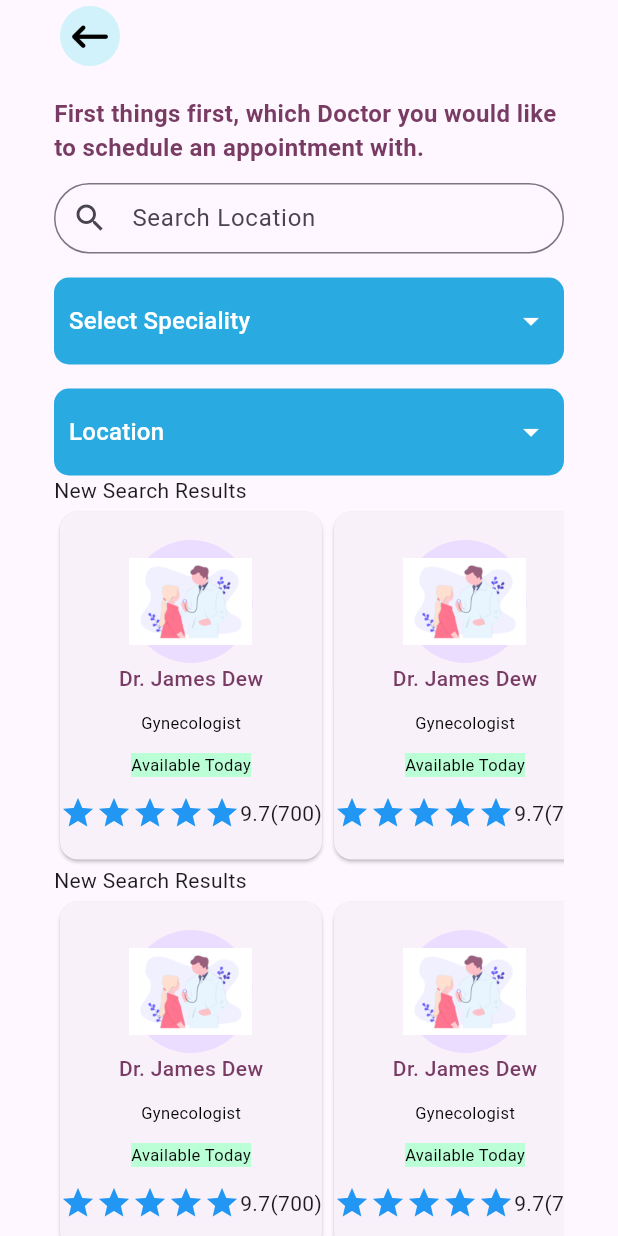
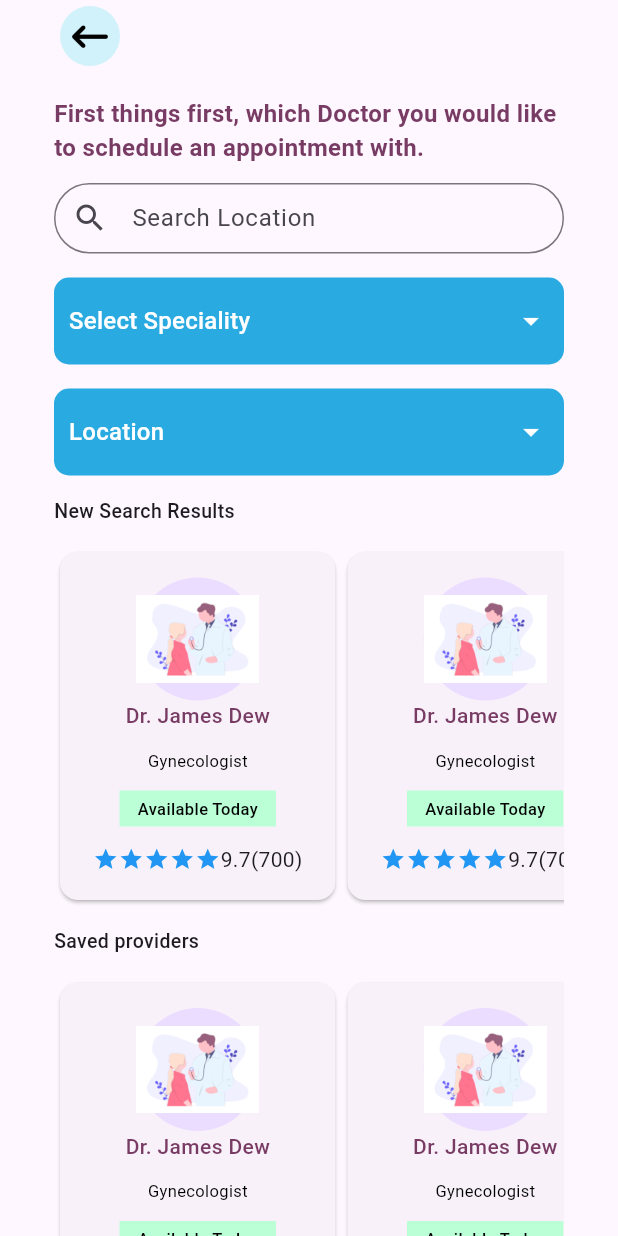
Before and after one commit to ogomaemmanuel/panacare, a Flutter app: the DoctorsSearchPage screen opened directly, on a phone screen of 412 x 824 dp. Run offline on Flutter 3.47's test engine with Material 3 defaults, Android fonts, the phone set to English and light mode, and no system bars; our stand-ins replace font_awesome_flutter, google_fonts, pinput.

Commit message:
styled doctors search page

```diff
--- a/lib/home/doctor_card.dart
+++ b/lib/home/doctor_card.dart
@@ -1,12 +1,21 @@
 import 'package:flutter/cupertino.dart';
 import 'package:flutter/material.dart';
+import 'package:flutter/widgets.dart';
+import 'package:panacare/home/doctor_details.dart';
 
 class DoctorCard extends StatelessWidget {
   const DoctorCard({super.key});
 
+  _goToBookingPage(BuildContext context) {
+    Navigator.push(context,
+        MaterialPageRoute(builder: (context) => const DoctorDetailsPage()));
+  }
+
   @override
   Widget build(BuildContext context) {
     return Card(
+      child: Padding(
+        padding: const EdgeInsets.symmetric(horizontal: 22.0),
         child: Column(
           mainAxisAlignment: MainAxisAlignment.center,
           crossAxisAlignment: CrossAxisAlignment.center,
@@ -15,8 +24,8 @@ class DoctorCard extends StatelessWidget {
             // you can also use cliprect, clip oval
             CircleAvatar(
               radius: 41,
-            child:
-            Image(image: AssetImage("assets/home/doctor_placeholder.png")),
+              child: Image(
+                  image: AssetImage("assets/home/doctor_placeholder.png")),
             ),
 
             Text(
@@ -32,18 +41,27 @@ class DoctorCard extends StatelessWidget {
               "Gynecologist",
               textAlign: TextAlign.center,
               style: TextStyle(
-                color: Colors.black, fontSize: 11, fontWeight: FontWeight.w400),
+                  color: Colors.black,
+                  fontSize: 11,
+                  fontWeight: FontWeight.w400),
             ),
             SizedBox(height: 12),
-          Container(
+            GestureDetector(
+              onTap: () => _goToBookingPage(context),
+              child: Container(
                 color: Color.fromRGBO(186, 255, 214, 1),
+                child: Padding(
+                  padding:
+                      const EdgeInsets.symmetric(vertical: 4.0, horizontal: 12),
                   child: Text(
                     "Available Today",
                     textAlign: TextAlign.center,
                     style: TextStyle(
                         color: Colors.black,
                         fontSize: 11,
-                  fontWeight: FontWeight.w400),
+                        fontWeight: FontWeight.w500),
+                  ),
+                ),
               ),
             ),
             SizedBox(height: 12),
@@ -52,12 +70,14 @@ class DoctorCard extends StatelessWidget {
                   5,
                   (index) => Icon(
                         Icons.star,
+                        size: 17,
                         color: Colors.blue,
                       )),
               Text("9.7(700)")
             ]),
           ],
         ),
+      ),
     );
   }
 }
--- a/lib/home/doctors_search_tabview.dart
+++ b/lib/home/doctors_search_tabview.dart
@@ -1,4 +1,3 @@
-
 import 'package:flutter/material.dart';
 
 import 'package:font_awesome_flutter/font_awesome_flutter.dart';
@@ -69,17 +68,18 @@ class _DoctorsSearchPageState extends State<DoctorsSearchPage> {
               ]),
             ),
             const SliverToBoxAdapter(
-              child:  Padding(
+              child: Padding(
                 padding: EdgeInsets.only(top: 12),
                 child: Row(
                   children: [
                     Flexible(
                       child: TextField(
                         decoration: InputDecoration(
-                            constraints: BoxConstraints(maxHeight:47),
+                            constraints: BoxConstraints(maxHeight: 47),
                             labelText: "Search Location",
                             border: OutlineInputBorder(
-                              borderRadius: BorderRadius.all(Radius.circular(49.0)),
+                              borderRadius:
+                                  BorderRadius.all(Radius.circular(49.0)),
                             ),
                             prefixIcon: Icon(Icons.search)),
                       ),
@@ -88,7 +88,6 @@ class _DoctorsSearchPageState extends State<DoctorsSearchPage> {
                 ),
               ),
             ),
-
             SliverToBoxAdapter(
               child: Row(
                 children: [
@@ -138,7 +137,8 @@ class _DoctorsSearchPageState extends State<DoctorsSearchPage> {
                   Expanded(
                     child: Container(
                       // color: Colors.blue,
-                      padding: EdgeInsets.symmetric(horizontal: 10, vertical: 5),
+                      padding:
+                          EdgeInsets.symmetric(horizontal: 10, vertical: 5),
                       decoration: BoxDecoration(
                           color: Color.fromRGBO(41, 170, 225, 1),
                           borderRadius: BorderRadius.circular(10)),
@@ -172,8 +172,16 @@ class _DoctorsSearchPageState extends State<DoctorsSearchPage> {
               ),
             ),
             const SliverToBoxAdapter(
+                child: Padding(
+                  padding: EdgeInsets.symmetric(vertical: 14.0),
                   child: Row(
-              children: [Text("New Search Results")],
+                                children: [Text("New Search Results",
+                                style: TextStyle(
+                  fontSize: 13,
+                  fontWeight: FontWeight.w500
+                                ),
+                                )],
+                              ),
                 )),
             SliverToBoxAdapter(
               child: Container(
@@ -182,17 +190,22 @@ class _DoctorsSearchPageState extends State<DoctorsSearchPage> {
                   scrollDirection: Axis.horizontal,
                   itemCount: 10,
                   itemBuilder: (context, index) {
-                    return Container(
-                      child: DoctorCard()
-                    );
+                    return Container(child: DoctorCard());
                   },
                 ),
               ),
             ),
-
             const SliverToBoxAdapter(
+                child: Padding(
+              padding: EdgeInsets.symmetric(vertical: 14),
               child: Row(
-                  children: [Text("New Search Results")],
+                children: [
+                  Text(
+                    "Saved providers",
+                    style: TextStyle(fontWeight: FontWeight.w500, fontSize: 13),
+                  )
+                ],
+              ),
             )),
             SliverToBoxAdapter(
               child: Container(
@@ -201,14 +214,11 @@ class _DoctorsSearchPageState extends State<DoctorsSearchPage> {
                   scrollDirection: Axis.horizontal,
                   itemCount: 10,
                   itemBuilder: (context, index) {
-                    return Container(
-                        child: DoctorCard()
-                    );
+                    return Container(child: DoctorCard());
                   },
                 ),
               ),
             )
-
           ]),
         ),
       ),
```
Also changed, not shown: lib/home/doctor_details.dart (added, +25 -0 lines). Lines whose indentation alone changed are shown as unchanged.
